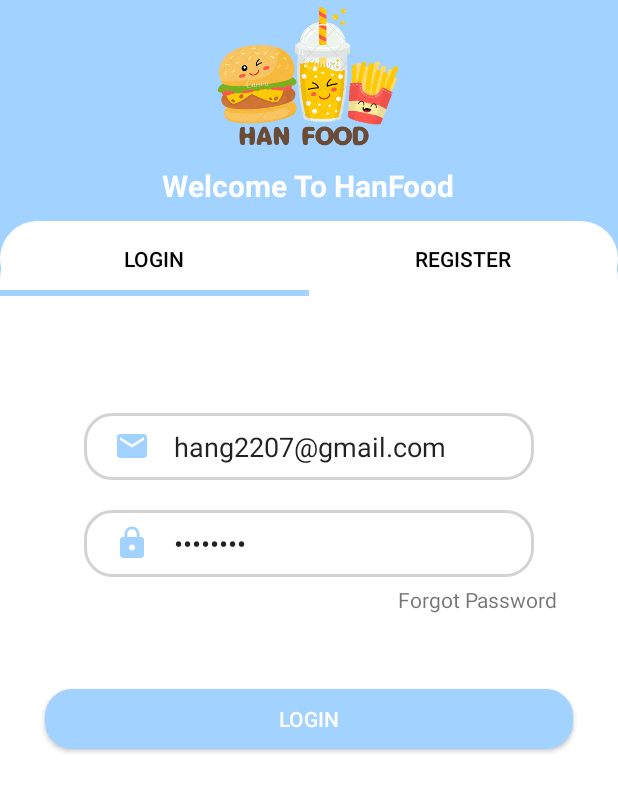
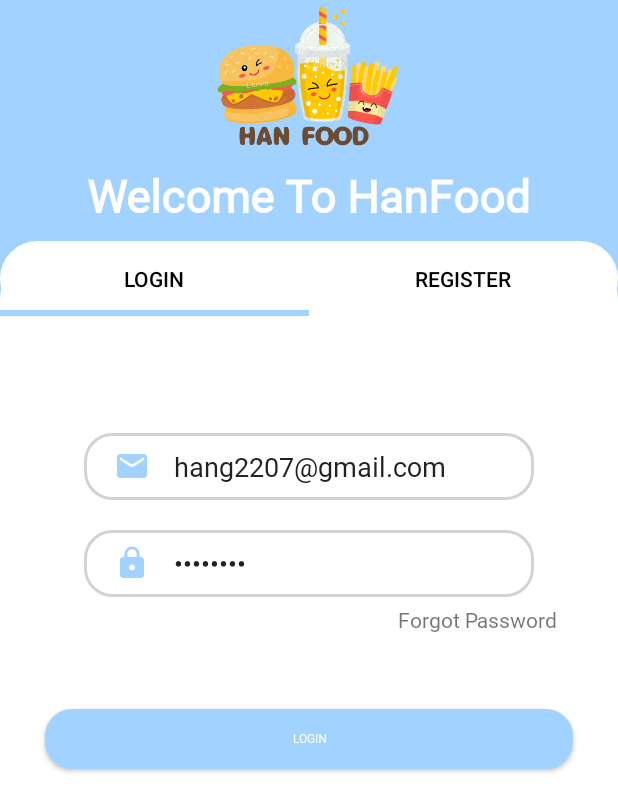
Before and after one commit to haphong227/HanFood, an Android app: the screen it shows after launch (LoginActivity), on a phone screen of 412 x 824 dp. Shown: the top 812 px of the screen. Run offline under Robolectric (Android 15) with nearby library versions, the phone set to English and light mode, and no system bars; our stand-ins replace Firebase (no records; nobody signed in at launch, a user with empty details on screens opened directly).

Commit message:
Register, Login

```diff
--- a/app/src/main/res/layout/activity_login.xml
+++ b/app/src/main/res/layout/activity_login.xml
@@ -28,10 +28,11 @@
         android:layout_centerHorizontal="true"
         android:layout_marginTop="10dp"
         android:layout_marginBottom="10dp"
+        android:fontFamily="@font/baloo_bhai"
         android:lineSpacingMultiplier="1.0"
         android:text="Welcome To HanFood"
         android:textColor="#fff"
-        android:textSize="20sp"
+        android:textSize="30sp"
         android:textStyle="bold" />
 
 
@@ -43,6 +44,7 @@
         <LinearLayout
             android:layout_width="match_parent"
             android:layout_height="match_parent"
+            android:fontFamily="@font/baloo_bhai"
             android:orientation="vertical">
 
             <com.google.android.material.tabs.TabLayout
@@ -50,6 +52,7 @@
                 android:layout_width="match_parent"
                 android:layout_height="50dp"
                 android:minHeight="?actionBarSize"
+                android:fontFamily="@font/baloo_bhai"
                 app:tabGravity="fill"
                 app:tabIndicatorColor="@color/blue"
                 app:tabTextColor="#000"
--- a/app/src/main/res/layout/fragment_login.xml
+++ b/app/src/main/res/layout/fragment_login.xml
@@ -2,52 +2,62 @@
 <LinearLayout xmlns:android="http://schemas.android.com/apk/res/android"
     android:layout_width="match_parent"
     android:layout_height="match_parent"
-    android:orientation="vertical"
-    android:gravity="center">
+    android:gravity="center"
+    android:orientation="vertical">
+
     <EditText
         android:id="@+id/eEmail"
         android:layout_width="300dp"
+        android:layout_height="wrap_content"
+        android:background="@drawable/myedittext"
+        android:drawableStart="@drawable/icon_email"
+        android:drawablePadding="16dp"
+        android:fontFamily="@font/baloo_bhaina_2"
         android:hint="Email"
         android:paddingLeft="20dp"
         android:paddingTop="10dp"
-        android:paddingBottom="10dp"
-        android:drawableStart="@drawable/icon_email"
-        android:drawablePadding="16dp"
-        android:background="@drawable/myedittext"
-        android:layout_height="wrap_content"/>
+        android:paddingBottom="10dp" />
+
     <EditText
         android:id="@+id/ePassword"
         android:layout_width="300dp"
+        android:layout_height="wrap_content"
+        android:layout_marginTop="20dp"
+        android:background="@drawable/myedittext"
+        android:drawableStart="@drawable/icon_password"
+        android:drawablePadding="16dp"
+        android:fontFamily="@font/baloo_bhaina_2"
         android:hint="Password"
+        android:inputType="textPassword"
         android:paddingLeft="20dp"
         android:paddingTop="10dp"
-        android:inputType="textPassword"
-        android:drawableStart="@drawable/icon_password"
-        android:drawablePadding="16dp"
-        android:layout_marginTop="20dp"
-        android:paddingBottom="10dp"
-        android:background="@drawable/myedittext"
-        android:layout_height="wrap_content"/>
+        android:paddingBottom="10dp" />
+
     <RelativeLayout
         android:layout_width="match_parent"
         android:layout_height="wrap_content">
+
         <TextView
             android:id="@+id/tvForgort"
             android:layout_width="wrap_content"
-            android:text="Forgot Password"
+            android:layout_height="wrap_content"
             android:layout_alignParentRight="true"
+            android:layout_marginTop="5dp"
             android:layout_marginEnd="40dp"
-            android:layout_marginTop="5dp"
-            android:layout_height="wrap_content"/>
+            android:fontFamily="@font/baloo_bhaina_2"
+            android:text="Forgot Password" />
     </RelativeLayout>
+
     <Button
         android:id="@+id/btLogin"
         android:layout_width="match_parent"
         android:layout_height="40dp"
-        android:textColor="#fff"
+        android:layout_marginLeft="30dp"
         android:layout_marginTop="50dp"
-        android:layout_marginLeft="30dp"
         android:layout_marginRight="30dp"
         android:background="@drawable/mybutton"
-        android:text="LOGIN"/>
+        android:fontFamily="@font/baloo_bhai"
+        android:text="LOGIN"
+        android:textSize="@dimen/ListHeader"
+        android:textColor="#fff" />
 </LinearLayout>
```
